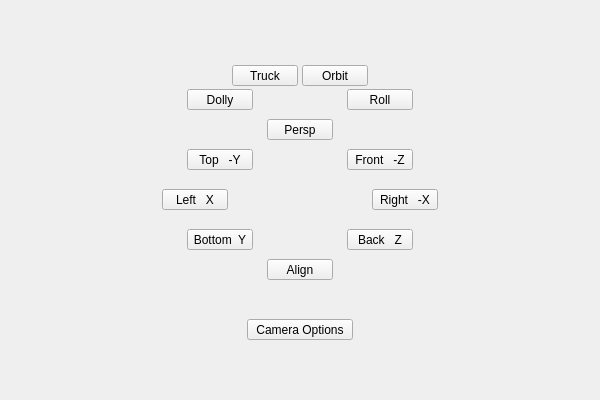
Before: the Qt Designer form uitk/ui/1/cameras.ui in m3trik/tentacle, drawn with Qt 5.
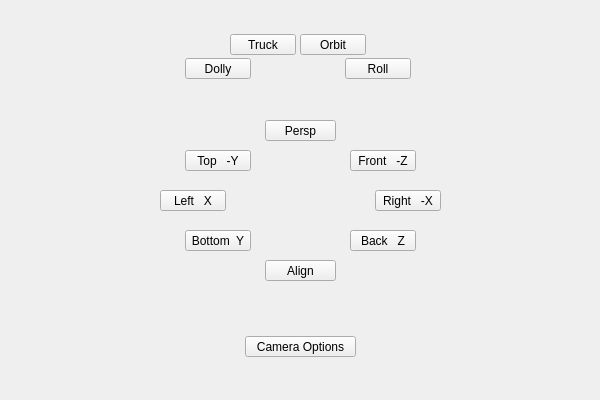
After: the same form once the commit is applied.

Patch:
```diff
--- a/uitk/ui/1/cameras.ui
+++ b/uitk/ui/1/cameras.ui
@@ -59,15 +59,12 @@
    <layout class="QGridLayout" name="gridLayout">
     <item row="0" column="0">
      <widget class="QWidget" name="staticWindow" native="true">
-      <widget class="QWidget" name="w000" native="true">
-       <property name="geometry">
-        <rect>
-         <x>143</x>
-         <y>10</y>
-         <width>296</width>
-         <height>91</height>
-        </rect>
-       </property>
+      <layout class="QGridLayout" name="gridLayout_2">
+       <item row="0" column="0" rowspan="3">
+        <widget class="QWidget" name="hidden_area3" native="true"/>
+       </item>
+       <item row="0" column="1">
+        <widget class="QWidget" name="hidden_area0" native="true">
        <widget class="QPushButton" name="v012">
         <property name="enabled">
          <bool>true</bool>
@@ -75,7 +72,7 @@
         <property name="geometry">
          <rect>
           <x>80</x>
-          <y>46</y>
+            <y>16</y>
           <width>66</width>
           <height>21</height>
          </rect>
@@ -106,7 +103,7 @@
         <property name="geometry">
          <rect>
           <x>150</x>
-          <y>46</y>
+            <y>16</y>
           <width>66</width>
           <height>21</height>
          </rect>
@@ -137,7 +134,7 @@
         <property name="geometry">
          <rect>
           <x>35</x>
-          <y>70</y>
+            <y>40</y>
           <width>66</width>
           <height>21</height>
          </rect>
@@ -168,7 +165,7 @@
         <property name="geometry">
          <rect>
           <x>195</x>
-          <y>70</y>
+            <y>40</y>
           <width>66</width>
           <height>21</height>
          </rect>
@@ -193,21 +190,30 @@
         </property>
        </widget>
       </widget>
+       </item>
+       <item row="0" column="2" rowspan="3">
+        <widget class="QWidget" name="hidden_area1" native="true"/>
+       </item>
+       <item row="1" column="1">
       <widget class="QWidget" name="viewport" native="true">
-       <property name="geometry">
-        <rect>
-         <x>143</x>
-         <y>110</y>
-         <width>296</width>
-         <height>161</height>
-        </rect>
+         <property name="minimumSize">
+          <size>
+           <width>300</width>
+           <height>200</height>
+          </size>
+         </property>
+         <property name="maximumSize">
+          <size>
+           <width>300</width>
+           <height>200</height>
+          </size>
        </property>
        <widget class="QPushButton" name="v004">
         <property name="geometry">
          <rect>
           <x>115</x>
-          <y>0</y>
-          <width>66</width>
+            <y>20</y>
+            <width>71</width>
           <height>21</height>
          </rect>
         </property>
@@ -230,8 +236,8 @@
        <widget class="QPushButton" name="v005">
         <property name="geometry">
          <rect>
-          <x>195</x>
-          <y>30</y>
+            <x>200</x>
+            <y>50</y>
           <width>66</width>
           <height>21</height>
          </rect>
@@ -255,8 +261,8 @@
        <widget class="QPushButton" name="v002">
         <property name="geometry">
          <rect>
-          <x>220</x>
-          <y>70</y>
+            <x>225</x>
+            <y>90</y>
           <width>66</width>
           <height>21</height>
          </rect>
@@ -281,7 +287,7 @@
         <property name="geometry">
          <rect>
           <x>10</x>
-          <y>70</y>
+            <y>90</y>
           <width>66</width>
           <height>21</height>
          </rect>
@@ -305,8 +311,8 @@
        <widget class="QPushButton" name="v000">
         <property name="geometry">
          <rect>
-          <x>195</x>
-          <y>110</y>
+            <x>200</x>
+            <y>130</y>
           <width>66</width>
           <height>21</height>
          </rect>
@@ -331,7 +337,7 @@
         <property name="geometry">
          <rect>
           <x>35</x>
-          <y>110</y>
+            <y>130</y>
           <width>66</width>
           <height>21</height>
          </rect>
@@ -356,8 +362,8 @@
         <property name="geometry">
          <rect>
           <x>115</x>
-          <y>140</y>
-          <width>66</width>
+            <y>160</y>
+            <width>71</width>
           <height>21</height>
          </rect>
         </property>
@@ -381,7 +387,7 @@
         <property name="geometry">
          <rect>
           <x>35</x>
-          <y>30</y>
+            <y>50</y>
           <width>66</width>
           <height>21</height>
          </rect>
@@ -403,21 +409,15 @@
         </property>
        </widget>
       </widget>
-      <widget class="QWidget" name="w002" native="true">
-       <property name="geometry">
-        <rect>
-         <x>143</x>
-         <y>280</y>
-         <width>296</width>
-         <height>101</height>
-        </rect>
-       </property>
+       </item>
+       <item row="2" column="1">
+        <widget class="QWidget" name="hidden_area2" native="true">
        <widget class="QPushButton" name="i000">
         <property name="geometry">
          <rect>
           <x>95</x>
           <y>30</y>
-          <width>106</width>
+            <width>111</width>
           <height>21</height>
          </rect>
         </property>
@@ -441,26 +441,8 @@
         </property>
        </widget>
       </widget>
-      <widget class="QWidget" name="w003" native="true">
-       <property name="geometry">
-        <rect>
-         <x>0</x>
-         <y>30</y>
-         <width>141</width>
-         <height>321</height>
-        </rect>
-       </property>
-      </widget>
-      <widget class="QWidget" name="w001" native="true">
-       <property name="geometry">
-        <rect>
-         <x>440</x>
-         <y>30</y>
-         <width>141</width>
-         <height>321</height>
-        </rect>
-       </property>
-      </widget>
+       </item>
+      </layout>
      </widget>
     </item>
    </layout>
```
Lines whose indentation alone changed are shown as unchanged.
